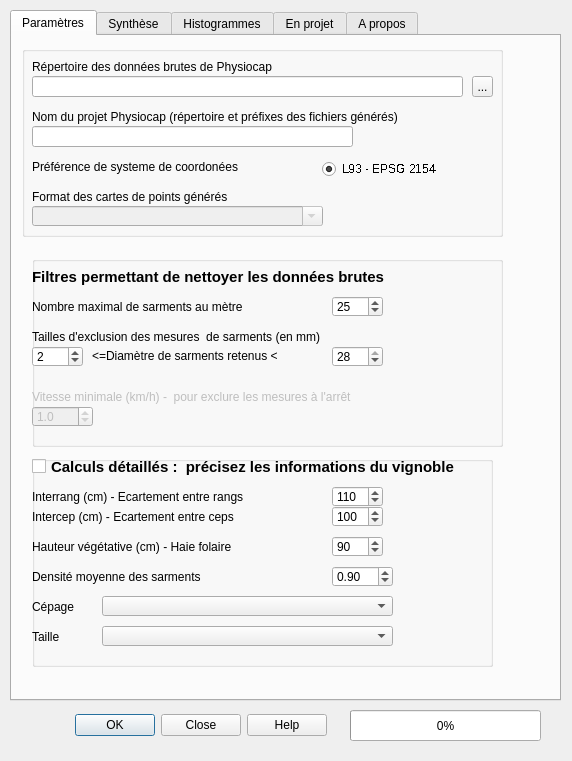
First picture: the form in Physiocap_dialog_base.ui, repository jhemmi/QgisPhysiocapPlugin, before the edit.
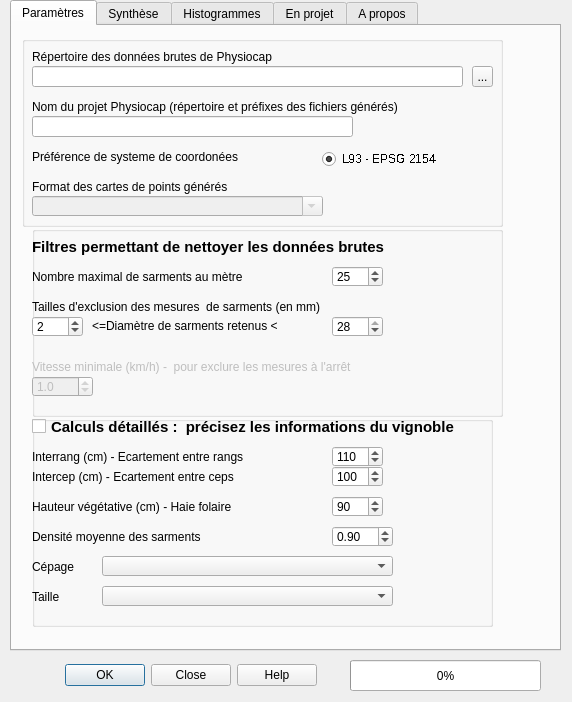
Second picture: the form after the edit.

```diff
--- a/Physiocap_dialog_base.ui
+++ b/Physiocap_dialog_base.ui
@@ -7,7 +7,7 @@
     <x>0</x>
     <y>0</y>
     <width>572</width>
-    <height>761</height>
+    <height>702</height>
    </rect>
   </property>
   <property name="windowTitle">
@@ -16,8 +16,8 @@
   <widget class="QDialogButtonBox" name="buttonBox">
    <property name="geometry">
     <rect>
-     <x>50</x>
-     <y>710</y>
+     <x>40</x>
+     <y>660</y>
      <width>301</width>
      <height>31</height>
     </rect>
@@ -39,9 +39,9 @@
    <property name="geometry">
     <rect>
      <x>10</x>
-     <y>10</y>
+     <y>0</y>
      <width>551</width>
-     <height>691</height>
+     <height>651</height>
     </rect>
    </property>
    <property name="toolTip">
@@ -67,7 +67,7 @@
      <property name="geometry">
       <rect>
        <x>20</x>
-       <y>420</y>
+       <y>390</y>
        <width>461</width>
        <height>211</height>
       </rect>
@@ -443,12 +443,38 @@
        </property>
       </widget>
      </widget>
+     <widget class="QCheckBox" name="checkBoxInfoVignoble">
+      <property name="enabled">
+       <bool>true</bool>
+      </property>
+      <property name="geometry">
+       <rect>
+        <x>0</x>
+        <y>0</y>
+        <width>491</width>
+        <height>21</height>
+       </rect>
+      </property>
+      <property name="font">
+       <font>
+        <pointsize>11</pointsize>
+        <weight>75</weight>
+        <bold>true</bold>
+       </font>
+      </property>
+      <property name="text">
+       <string>Calculs détaillés :  précisez les informations du vignoble    </string>
+      </property>
+      <property name="tristate">
+       <bool>false</bool>
+      </property>
+     </widget>
     </widget>
     <widget class="QGroupBox" name="Filtres">
      <property name="geometry">
       <rect>
        <x>20</x>
-       <y>220</y>
+       <y>200</y>
        <width>471</width>
        <height>191</height>
       </rect>
@@ -794,32 +820,6 @@
       </property>
      </widget>
     </widget>
-    <widget class="QCheckBox" name="checkBoxInfoVignoble">
-     <property name="enabled">
-      <bool>true</bool>
-     </property>
-     <property name="geometry">
-      <rect>
-       <x>20</x>
-       <y>420</y>
-       <width>491</width>
-       <height>21</height>
-      </rect>
-     </property>
-     <property name="font">
-      <font>
-       <pointsize>11</pointsize>
-       <weight>75</weight>
-       <bold>true</bold>
-      </font>
-     </property>
-     <property name="text">
-      <string>Calculs détaillés :  précisez les informations du vignoble    </string>
-     </property>
-     <property name="tristate">
-      <bool>false</bool>
-     </property>
-    </widget>
    </widget>
    <widget class="QWidget" name="tabSynthese">
     <attribute name="title">
@@ -1251,7 +1251,7 @@
    <property name="geometry">
     <rect>
      <x>350</x>
-     <y>710</y>
+     <y>660</y>
      <width>191</width>
      <height>31</height>
     </rect>
```
Left out of the diff: 2 changed lines with no effect on the pictures.
